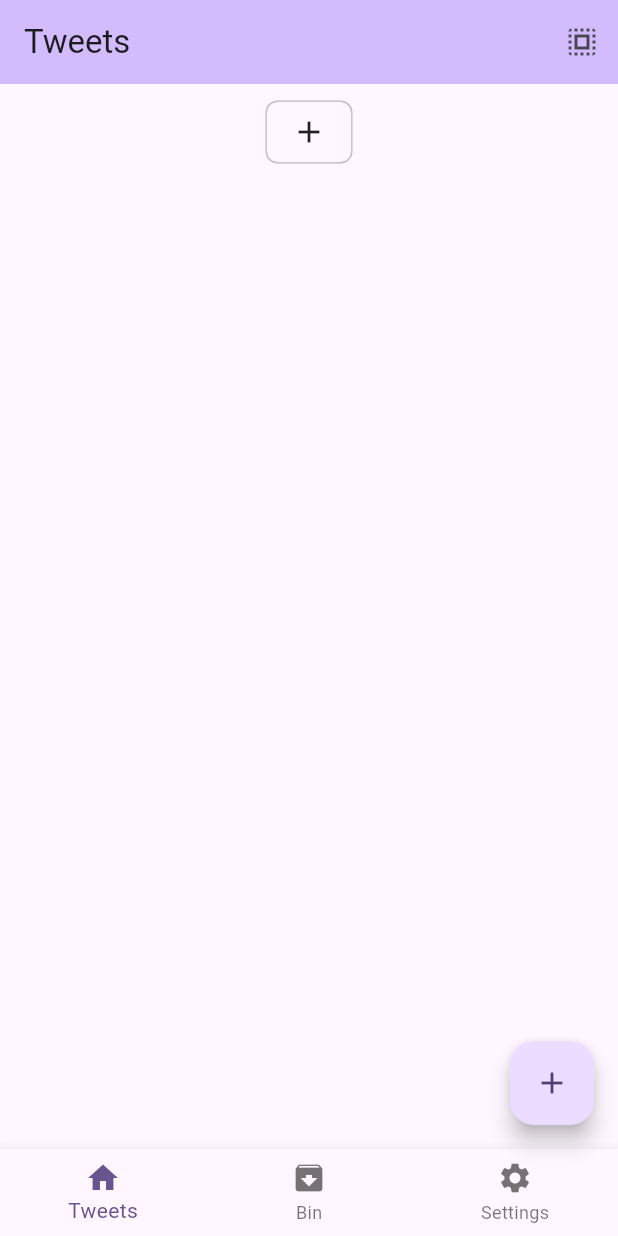
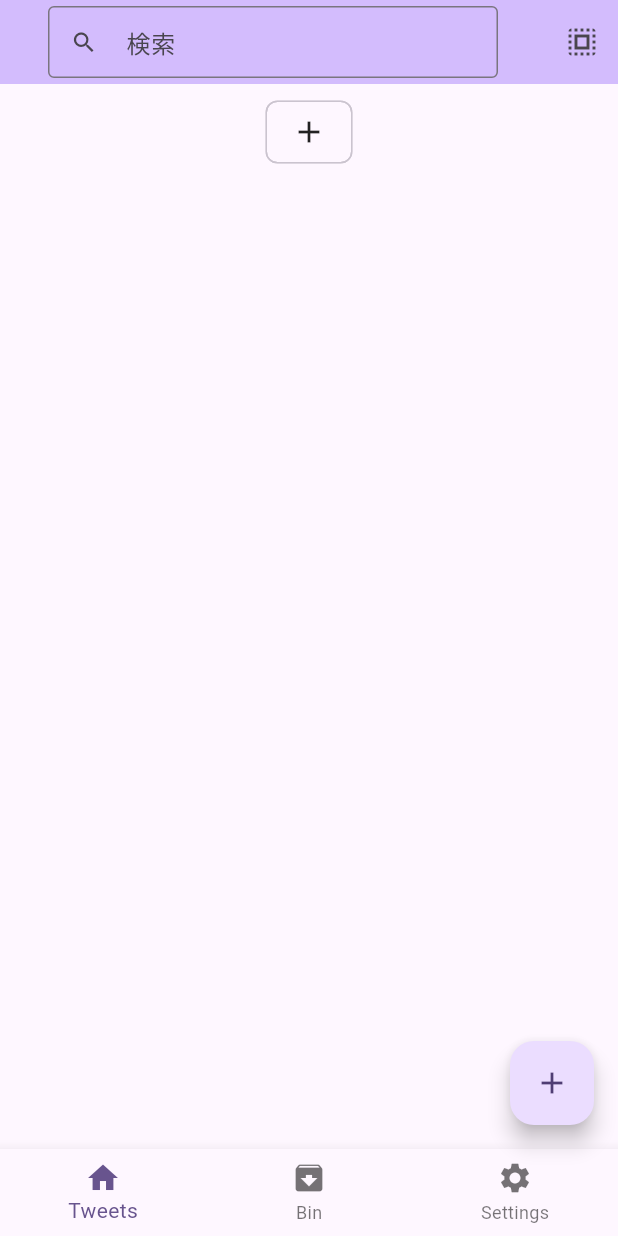
Before and after one commit to nozomi-hiragi/TweetHistory, a Flutter app: the screen it shows after launch, on a phone screen of 412 x 824 dp. Run offline on Flutter 3.47's test engine with Material 3 defaults, Android fonts, the light colour scheme and no system bars; our stand-ins replace file_picker, flutter_hooks, freezed_annotation, hooks_riverpod, result_dart, shared_preferences; missing offline and left inert: idb_shim.

Commit message:
Display selection count in app bar

```diff
--- /dev/null
+++ b/lib/common/search_bar.dart
@@ -0,0 +1,24 @@
+import 'package:flutter/material.dart';
+import 'package:hooks_riverpod/hooks_riverpod.dart';
+
+import '../providers/search_query_provider.dart';
+
+class SearchBar extends ConsumerWidget {
+  const SearchBar({super.key});
+
+  @override
+  Widget build(BuildContext context, WidgetRef ref) {
+    return Padding(
+      padding: const EdgeInsets.symmetric(horizontal: 16.0),
+      child: TextField(
+        onChanged: ref.read(searchQueryProvider.notifier).set,
+        decoration: const InputDecoration(
+          hintText: '検索',
+          prefixIcon: Icon(Icons.search),
+          border: OutlineInputBorder(),
+          isDense: true,
+        ),
+      ),
+    );
+  }
+}
--- a/lib/features/bin/ui/bin_app_bar.dart
+++ b/lib/features/bin/ui/bin_app_bar.dart
@@ -2,6 +2,8 @@ import 'package:flutter/material.dart';
 import 'package:hooks_riverpod/hooks_riverpod.dart';
 
 import '../../../providers/tweet_select_controller.dart';
+import '../../../providers/search_query_provider.dart';
+import '../../../common/search_bar.dart';
 
 class BinAppBar extends ConsumerWidget implements PreferredSizeWidget {
   const BinAppBar({super.key});
@@ -13,7 +15,9 @@ class BinAppBar extends ConsumerWidget implements PreferredSizeWidget {
     final isSelectionMode = selectState.isSelectionMode;
     return AppBar(
       backgroundColor: Theme.of(context).colorScheme.inversePrimary,
-      title: const Text('Bin'),
+      title: isSelectionMode
+          ? Text('${selectState.selectedIds.length}件選択中')
+          : const SearchBar(),
       actions: [
         if (isSelectionMode)
           IconButton(
--- a/lib/features/tweets/ui/app_bar/app_bar.dart
+++ b/lib/features/tweets/ui/app_bar/app_bar.dart
@@ -2,6 +2,8 @@ import 'package:flutter/material.dart';
 import 'package:hooks_riverpod/hooks_riverpod.dart';
 
 import '../../../../providers/tweet_select_controller.dart';
+import '../../../../providers/search_query_provider.dart';
+import '../../../../common/search_bar.dart';
 import 'apply_tag_button.dart';
 
 class TweetsAppBar extends ConsumerWidget implements PreferredSizeWidget {
@@ -16,7 +18,9 @@ class TweetsAppBar extends ConsumerWidget implements PreferredSizeWidget {
     final isSelectionMode = tweetSelectState.isSelectionMode;
     return AppBar(
       backgroundColor: Theme.of(context).colorScheme.inversePrimary,
-      title: const Text('Tweets'),
+      title: isSelectionMode
+          ? Text('${tweetSelectState.selectedIds.length}件選択中')
+          : const SearchBar(),
       actions: [
         if (isSelectionMode) ApplyTagButton(),
         if (isSelectionMode)
@@ -24,8 +28,9 @@ class TweetsAppBar extends ConsumerWidget implements PreferredSizeWidget {
             icon: const Icon(Icons.delete),
             onPressed: () async {
               final res = await selectModeController.setBinTag();
-              final message =
-                  res != null ? '選択されたツイートをゴミ箱に移動しました。' : 'ゴミ箱に移動できませんでした。';
+              final message = res != null
+                  ? '選択されたツイートをゴミ箱に移動しました。'
+                  : 'ゴミ箱に移動できませんでした。';
               if (!context.mounted) return;
               ScaffoldMessenger.of(
                 context,
--- a/lib/features/tweets/ui/tweets_list.dart
+++ b/lib/features/tweets/ui/tweets_list.dart
@@ -5,6 +5,7 @@ import 'package:flutter_hooks/flutter_hooks.dart';
 import 'package:hooks_riverpod/hooks_riverpod.dart';
 
 import '../../../providers/tweet_controller.dart';
+import '../../../providers/search_query_provider.dart';
 import '../../../common/tweet_tile.dart';
 
 const pageNum = 20;
@@ -16,7 +17,12 @@ class TweetsList extends HookConsumerWidget {
   Widget build(BuildContext context, WidgetRef ref) {
     final showItemNum = useState(pageNum);
     final tweetState = ref.watch(tweetControllerProvider);
-    final tweets = tweetState.tweets;
+    final query = ref.watch(searchQueryProvider);
+    final tweets = query.isEmpty
+        ? tweetState.tweets
+        : tweetState.tweets
+              .where((t) => t.text.toLowerCase().contains(query.toLowerCase()))
+              .toList();
 
     final ScrollController controller = ScrollController();
     controller.addListener(() {
@@ -27,6 +33,11 @@ class TweetsList extends HookConsumerWidget {
       }
     });
 
+    useEffect(() {
+      showItemNum.value = pageNum;
+      return null;
+    }, [query, tweetState.tweets]);
+
     return ListView.builder(
       controller: controller,
       itemCount: min(tweets.length, showItemNum.value),
--- /dev/null
+++ b/lib/providers/search_query_provider.dart
@@ -0,0 +1,13 @@
+import 'package:hooks_riverpod/hooks_riverpod.dart';
+
+class SearchQueryNotifier extends Notifier<String> {
+  @override
+  String build() => '';
+
+  void set(String query) => state = query;
+
+  void clear() => state = '';
+}
+
+final searchQueryProvider =
+    NotifierProvider<SearchQueryNotifier, String>(SearchQueryNotifier.new);
```
Also changed, not shown: lib/features/bin/ui/binned_list.dart (+7 -1 lines).
